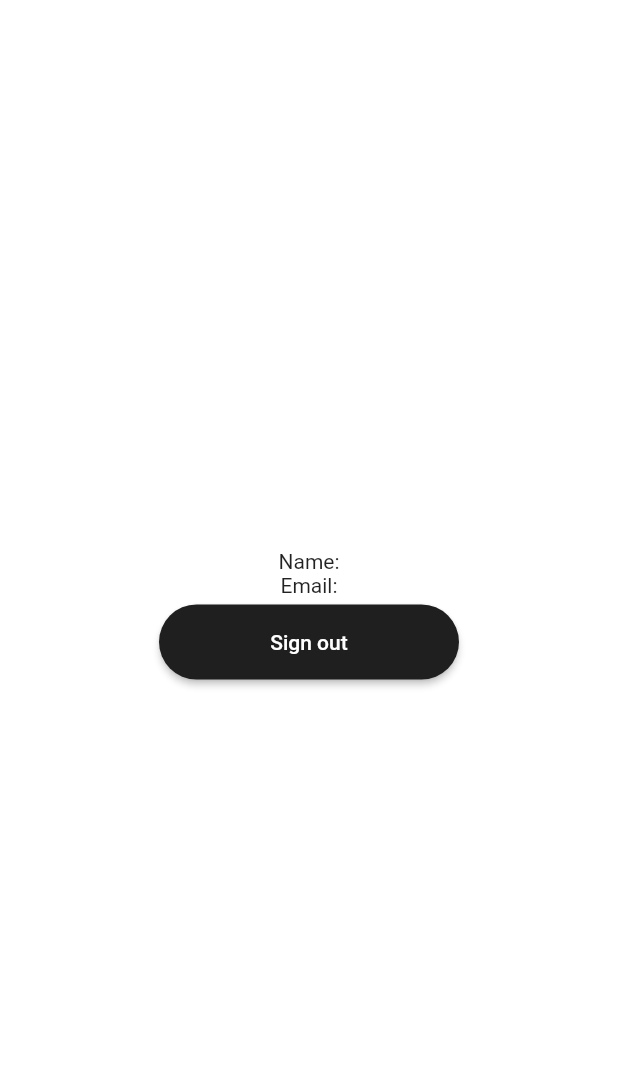
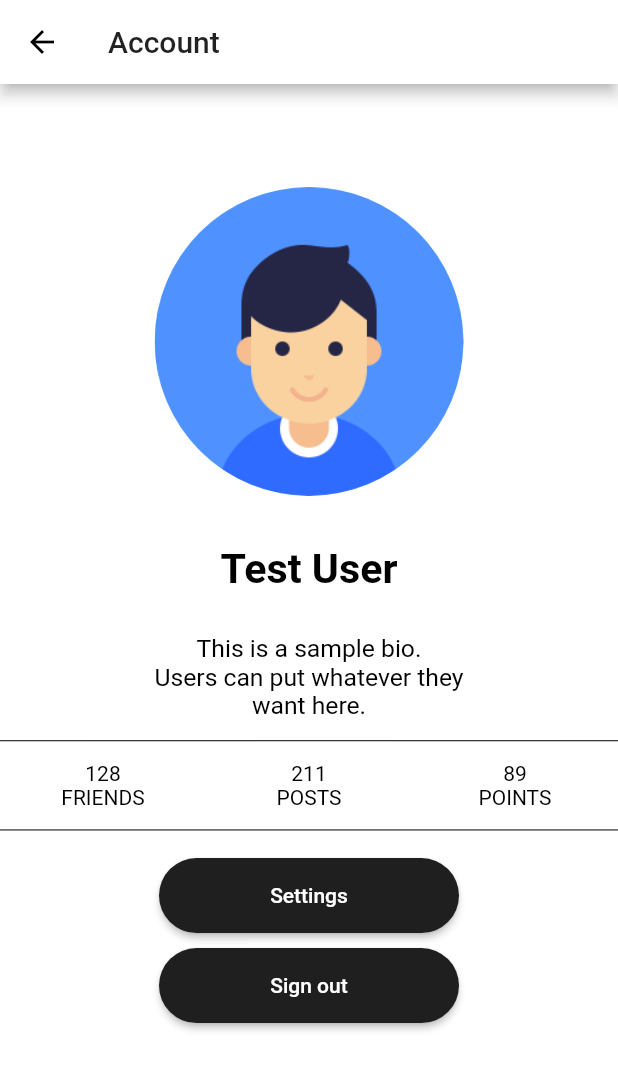
Before and after one commit to mikewill4/lyne, a Flutter app: the AccountTabWidget screen opened directly, on a phone screen of 412 x 824 dp. Shown: the top 1070 px of the screen. Run offline on Flutter 3.47's test engine with Material 2 defaults, Android fonts, the phone set to English and light mode, and no system bars; our stand-ins replace cloud_firestore, firebase_auth, geolocator, google_maps_flutter; accounts and stored records are empty.

Commit message:
updated account page

```diff
--- a/Flutter/lyne/lib/Pages/Navigation/account_tab.dart
+++ b/Flutter/lyne/lib/Pages/Navigation/account_tab.dart
@@ -9,16 +9,51 @@ class AccountTabWidget extends StatefulWidget {
 class _AccountTabWidgetState extends State<AccountTabWidget> {
   @override
   Widget build(BuildContext context) {
-    return Scaffold(
-      backgroundColor: Colors.white,
-      body: Column(
-        mainAxisAlignment: MainAxisAlignment.center,
-        crossAxisAlignment: CrossAxisAlignment.center,
+    final _width = MediaQuery.of(context).size.width;
+    final _height = MediaQuery.of(context).size.height;
+
+    return new Stack(children: <Widget>[
+      new Container(color: Colors.white,),
+      new Scaffold(
+          appBar: new AppBar(
+            title: new Text('Account'),
+          ),
+          backgroundColor: Colors.transparent,
+          body: new Center(
+            child: new Column(
               children: <Widget>[
-          Expanded(child: Container(),),
-          Text('Name:'),
-          Text('Email:'),
+                new SizedBox(height: _height/12,),
+                new CircleAvatar(radius:_width<_height? _width/4:_height/4, backgroundImage: AssetImage('assets/graphics/user.png'),),
+                new SizedBox(height: _height/25.0,),
+                new Text('Test User', style: new TextStyle(fontWeight: FontWeight.bold, fontSize: _width/15, color: Colors.black),),
+                new Padding(padding: new EdgeInsets.only(top: _height/30, left: _width/8, right: _width/8),
+                  child:new Text('This is a sample bio.\nUsers can put whatever they \nwant here.',
+                    style: new TextStyle(fontWeight: FontWeight.normal, fontSize: _width/25,color: Colors.black),textAlign: TextAlign.center,) ,),
+                new Divider(height: _height/30,color: Colors.black,),
+                new Row(
+                  children: <Widget>[
+                    rowCell(128, 'FRIENDS'),
+                    rowCell(211, 'POSTS'),
+                    rowCell(89, 'POINTS'),
+                  ],),
+                new Divider(height: _height/30,color: Colors.black),
                 Container(
+                    margin: const EdgeInsets.all(5.0),
+                    child: ButtonTheme(
+                        minWidth: 200.0,
+                        height: 50.0,
+                        child: RaisedButton(
+                            onPressed: () {},
+                            child: Text('Settings'),
+                            textColor: Colors.white,
+                            color: const Color(0xff1f1f1f),
+                            shape: RoundedRectangleBorder(
+                                borderRadius: BorderRadius.circular(30.0)
+                            )
+                        )
+                    )
+                ),
+                new Container(
                     margin: const EdgeInsets.all(5.0),
                     child: ButtonTheme(
                         minWidth: 200.0,
@@ -34,13 +69,17 @@ class _AccountTabWidgetState extends State<AccountTabWidget> {
                         )
                     )
                 ),
-          new Expanded(
-            child: Container(),
-          ),
               ],
             ),
-    );
+          )
+      )
+    ],);
   }
+
+  Widget rowCell(int count, String type) => new Expanded(child: new Column(children: <Widget>[
+    new Text('$count',style: new TextStyle(color: Colors.black),),
+    new Text(type,style: new TextStyle(color: Colors.black, fontWeight: FontWeight.normal))
+  ],));
 
   void navigateToSignIn() {
     Navigator.push(context, MaterialPageRoute(builder: (context) => SignInPage()));
--- a/Flutter/lyne/lib/Pages/Navigation/maps_tab.dart
+++ b/Flutter/lyne/lib/Pages/Navigation/maps_tab.dart
@@ -30,10 +30,10 @@ class _MapsTabWidgetState extends State<MapsTabWidget> {
         onMapCreated: _onMapCreated,
         initialCameraPosition: CameraPosition(
           target: LatLng(
-              0.0,
-              0.0,
+            38.990868,
+            -76.934554,
           ),
-          zoom: 15.0
+          zoom: 17.5
         ),
         markers: Set<Marker>.of(_markers),
       ),
@@ -45,13 +45,14 @@ class _MapsTabWidgetState extends State<MapsTabWidget> {
     _currentLocation = await Geolocator()
         .getCurrentPosition(desiredAccuracy: LocationAccuracy.best);
 
-    mapController.moveCamera(CameraUpdate.newLatLng(LatLng(_currentLocation.latitude, _currentLocation.longitude)));
+    //mapController.moveCamera(CameraUpdate.newLatLng(LatLng(_currentLocation.latitude, _currentLocation.longitude)));
 
     setState(() {
       _markers.clear();
       final marker = Marker(
         markerId: MarkerId("curr_location"),
-        position: LatLng(_currentLocation.latitude, _currentLocation.longitude),
+        //position: LatLng(_currentLocation.latitude, _currentLocation.longitude),
+        position: LatLng(38.990868, -76.934554),
       );
       _markers.add(marker);
     });
```
Also changed, not shown: Flutter/lyne/assets/graphics/user.png (added), Images/user.png (added). Lines whose indentation alone changed are shown as unchanged.
